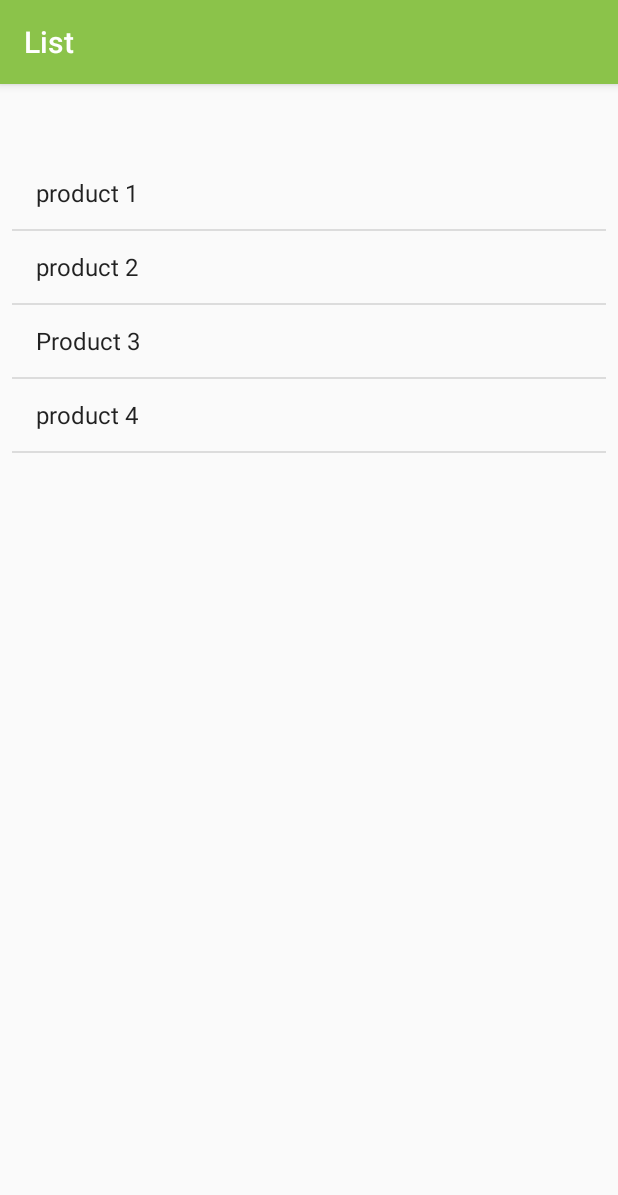
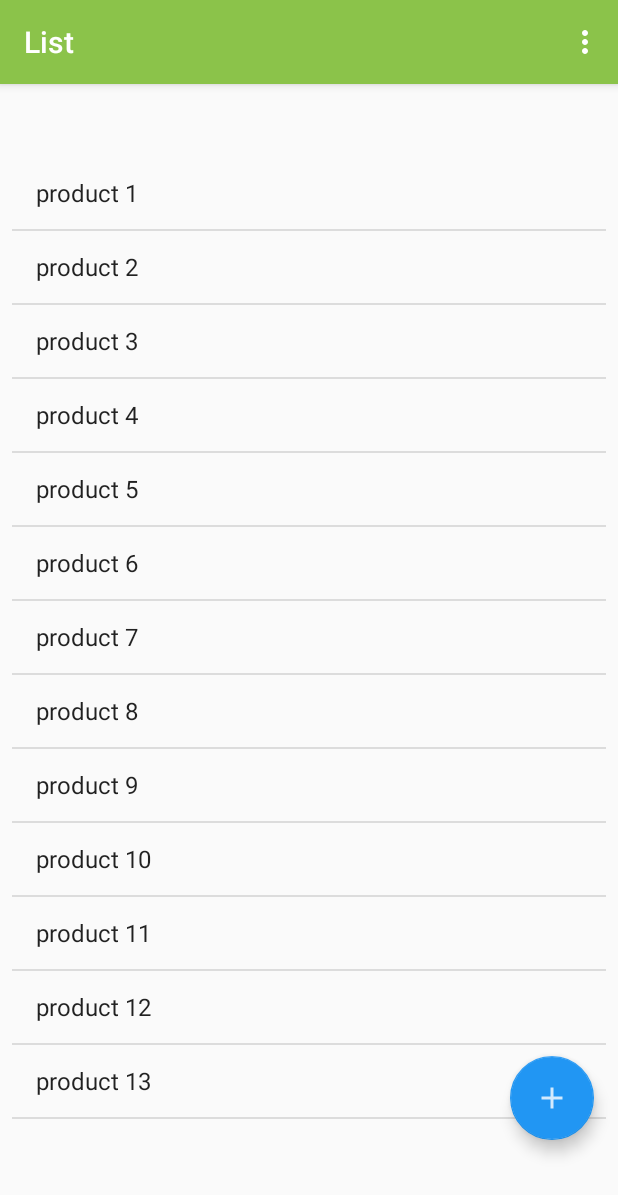
Before and after one commit to JaeNakamoto/Green_List, an Android app: the ShoppingList screen opened directly, with no data from a screen before it, on a phone screen of 412 x 824 dp. Shown: the top 1195 px of the screen. Run offline under Robolectric (Android 15) with nearby library versions, the phone set to English and light mode, and no system bars.

Commit message:
Added: -Settings button -Sort list button

```diff
--- a/app/src/main/java/com/zero/greenlist/ui/ShoppingList.java
+++ b/app/src/main/java/com/zero/greenlist/ui/ShoppingList.java
@@ -4,6 +4,8 @@ import androidx.appcompat.app.AppCompatActivity;
 
 import android.content.Intent;
 import android.os.Bundle;
+import android.view.Menu;
+import android.view.MenuItem;
 import android.widget.ArrayAdapter;
 import android.widget.ListView;
 import android.widget.TextView;
@@ -31,10 +33,35 @@ public class ShoppingList extends AppCompatActivity {
         textView.setText(listNaam);
 
         boodschappenlijst = new ArrayList<>();
-        Collections.addAll(boodschappenlijst, "product 1", "product 2", "Product 3");
-        boodschappenlijst.add("product 4");
+        Collections.addAll(boodschappenlijst, "product 1", "product 2", "product 3", "product 4", "product 5", "product 6", "product 7", "product 8", "product 9");
+        boodschappenlijst.add("product 10");
+        boodschappenlijst.add("product 11");
+        boodschappenlijst.add("product 12");
+        boodschappenlijst.add("product 13");
         adapter = new ArrayAdapter<>(this, android.R.layout.simple_list_item_1, boodschappenlijst);
         lv = (ListView)  findViewById(R.id.listView);
         lv.setAdapter(adapter);
     }
+
+    @Override
+    public boolean onCreateOptionsMenu(Menu menu) {
+        getMenuInflater().inflate(R.menu.menu_shopping_list, menu);
+        return true;
+    }
+
+    @Override
+    public boolean onOptionsItemSelected(MenuItem item) {
+        int id = item.getItemId();
+
+        if(id == R.id.action_settings) {
+            return true;
+        }
+
+        if(id == R.id.action_sort) {
+            Collections.sort(boodschappenlijst);
+            lv.setAdapter(adapter);
+            return true;
+        }
+        return super.onOptionsItemSelected(item);
+    }
 }
--- a/app/src/main/res/layout/activity_shopping_list.xml
+++ b/app/src/main/res/layout/activity_shopping_list.xml
@@ -34,4 +34,19 @@
         app:layout_constraintStart_toStartOf="parent"
         app:layout_constraintTop_toBottomOf="@+id/list_titel"
         app:layout_constraintVertical_bias="1.0" />
+
+    <com.google.android.material.floatingactionbutton.FloatingActionButton
+        android:id="@+id/addProductButton"
+        android:layout_width="wrap_content"
+        android:layout_height="wrap_content"
+        android:layout_marginEnd="16dp"
+        android:layout_marginRight="16dp"
+        android:layout_marginBottom="64dp"
+        android:clickable="true"
+        app:backgroundTint="@color/colorAccent"
+        app:layout_constraintBottom_toBottomOf="parent"
+        app:layout_constraintEnd_toEndOf="parent"
+        app:srcCompat="@drawable/ic_add_white_24dp"
+        android:onClick=""
+        android:focusable="true" />
 </androidx.constraintlayout.widget.ConstraintLayout>
--- /dev/null
+++ b/app/src/main/res/menu/menu_shopping_list.xml
@@ -0,0 +1,19 @@
+<?xml version="1.0" encoding="utf-8"?>
+<menu xmlns:android="http://schemas.android.com/apk/res/android"
+    xmlns:app="http://schemas.android.com/apk/res-auto"
+    xmlns:tools="http://schemas.android.com/tools"
+    tools:context="com.zero.greenlist.ui.ShoppingList">
+
+    <item
+        android:id="@+id/action_settings"
+        android:orderInCategory="100"
+        android:title="@string/action_settings"
+        app:showAsAction="never" />
+
+    <item
+        android:id="@+id/action_sort"
+        android:orderInCategory="200"
+        android:title="@string/action_sort"
+        app:showAsAction="never" />
+
+</menu>
--- a/app/src/main/res/values/strings.xml
+++ b/app/src/main/res/values/strings.xml
@@ -10,4 +10,6 @@
     <string name="title_trashcan">Trashcan</string>
     <string name="new_list">New List</string>
     <string name="create_list">Create</string>
+    <string name="action_sort">Sort</string>
+    <string name="action_settings">Settings</string>
 </resources>
```
